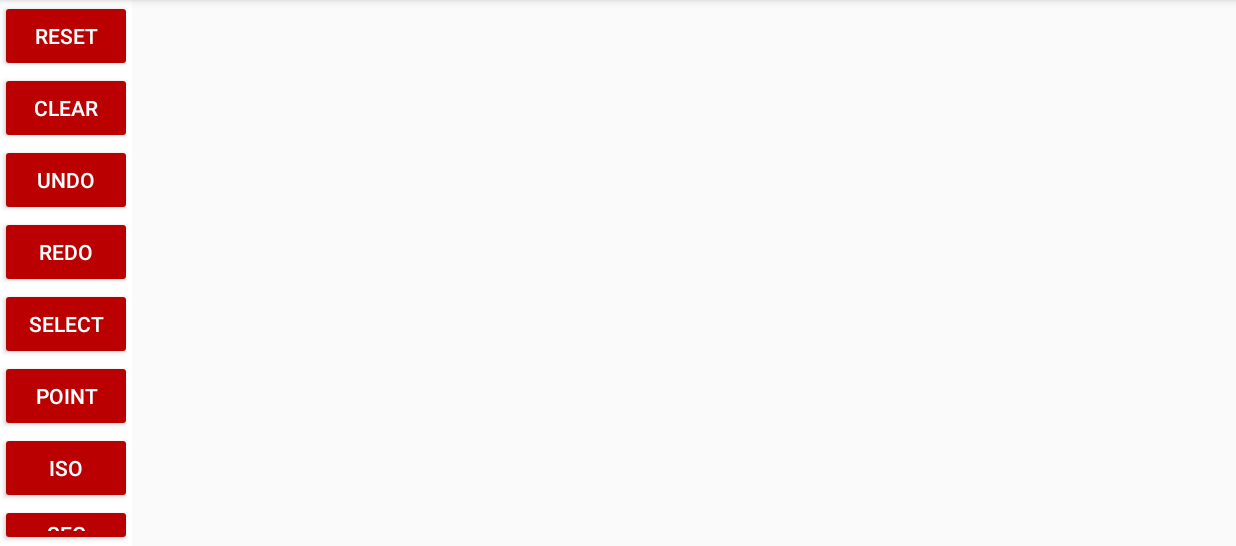
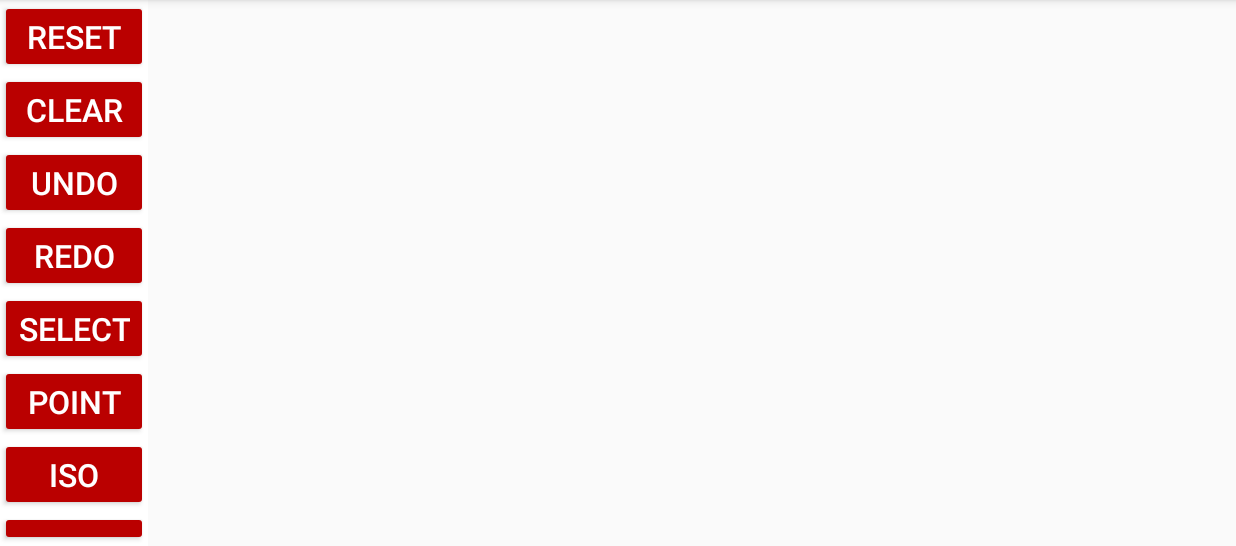
Before and after one commit to LeonorS/VectorDrawing, an Android app: the VectorDrawing screen opened directly, with no data from a screen before it, on a phone screen of 824 x 412 dp (held sideways), the part 72-618 px from its top. Run offline under Robolectric (Android 15) with nearby library versions, the phone set to English and light mode, and no system bars.

Commit message:
text and button styles

```diff
--- a/app/src/main/res/layout/activity_main.xml
+++ b/app/src/main/res/layout/activity_main.xml
@@ -15,17 +15,19 @@
         android:layout_width="match_parent"
         android:layout_height="wrap_content"
         android:text="Welcome !!!"
-        android:textAlignment="center" />
+        android:textAlignment="center"
+        android:textAppearance="@style/MyDefaultTextAppearance" />
 
     <TextView
         android:layout_width="match_parent"
         android:layout_height="wrap_content"
         android:text="Let's measure your touch on the screen."
-        android:textAlignment="center" />
+        android:textAlignment="center"
+        android:textAppearance="@style/MyDefaultTextAppearance" />
 
     <Button
         android:id="@+id/start_btn"
-        style="@style/Widget.AppCompat.Button.Colored"
+        style="@style/ColoredButton"
         android:layout_width="wrap_content"
         android:layout_height="wrap_content"
         android:layout_gravity="center_horizontal"
--- a/app/src/main/res/layout/activity_personalization.xml
+++ b/app/src/main/res/layout/activity_personalization.xml
@@ -27,18 +27,20 @@
         <TextView
             android:layout_width="match_parent"
             android:layout_height="wrap_content"
-            android:textAlignment="center" />
+            android:textAlignment="textStart"
+            android:textAppearance="@style/MyDefaultTextAppearance" />
 
         <TextView
             android:id="@+id/text"
             android:layout_width="match_parent"
             android:layout_height="wrap_content"
             android:text="Move the figures by touching them and slide your finger on the screen."
-            android:textAlignment="center" />
+            android:textAlignment="center"
+            android:textAppearance="@style/MyDefaultTextAppearance" />
 
         <Button
             android:id="@+id/ctn_btn"
-            style="@style/Widget.AppCompat.Button.Colored"
+            style="@style/ColoredButton"
             android:layout_width="wrap_content"
             android:layout_height="wrap_content"
             android:layout_gravity="center_horizontal"
--- a/app/src/main/res/layout/activity_vector_drawing.xml
+++ b/app/src/main/res/layout/activity_vector_drawing.xml
@@ -13,66 +13,66 @@
 
         <Button
             android:id="@+id/cleanBtn"
-            android:layout_width="wrap_content"
+            style="@style/ColoredButton"
+            android:layout_width="match_parent"
             android:layout_height="wrap_content"
-            style="@style/Widget.AppCompat.Button.Colored"
-            android:text="reset"/>
+            android:text="reset" />
 
         <Button
             android:id="@+id/clearBtn"
-            android:layout_width="wrap_content"
+            style="@style/ColoredButton"
+            android:layout_width="match_parent"
             android:layout_height="wrap_content"
-            style="@style/Widget.AppCompat.Button.Colored"
-            android:text="clear"/>
+            android:text="clear" />
 
         <Button
             android:id="@+id/undoBtn"
-            android:layout_width="wrap_content"
+            style="@style/ColoredButton"
+            android:layout_width="match_parent"
             android:layout_height="wrap_content"
-            style="@style/Widget.AppCompat.Button.Colored"
-            android:text="undo"/>
+            android:text="undo" />
 
         <Button
             android:id="@+id/redoBtn"
-            android:layout_width="wrap_content"
+            style="@style/ColoredButton"
+            android:layout_width="match_parent"
             android:layout_height="wrap_content"
-            style="@style/Widget.AppCompat.Button.Colored"
-            android:text="redo"/>
+            android:text="redo" />
 
         <Button
             android:id="@+id/selectBtn"
+            style="@style/ColoredButton"
             android:layout_width="wrap_content"
             android:layout_height="wrap_content"
-            style="@style/Widget.AppCompat.Button.Colored"
-            android:text="select"/>
+            android:text="select" />
 
         <Button
             android:id="@+id/pointBtn"
-            android:layout_width="wrap_content"
+            style="@style/ColoredButton"
+            android:layout_width="match_parent"
             android:layout_height="wrap_content"
-            style="@style/Widget.AppCompat.Button.Colored"
-            android:text="point"/>
+            android:text="point" />
 
         <Button
             android:id="@+id/isoBtn"
-            android:layout_width="wrap_content"
+            style="@style/ColoredButton"
+            android:layout_width="match_parent"
             android:layout_height="wrap_content"
-            style="@style/Widget.AppCompat.Button.Colored"
-            android:text="iso"/>
+            android:text="iso" />
 
         <Button
             android:id="@+id/segBtn"
-            android:layout_width="wrap_content"
+            style="@style/ColoredButton"
+            android:layout_width="match_parent"
             android:layout_height="wrap_content"
-            style="@style/Widget.AppCompat.Button.Colored"
-            android:text="seg"/>
+            android:text="seg" />
 
         <Button
             android:id="@+id/lineBtn"
-            android:layout_width="wrap_content"
+            style="@style/ColoredButton"
+            android:layout_width="match_parent"
             android:layout_height="wrap_content"
-            style="@style/Widget.AppCompat.Button.Colored"
-            android:text="Line"/>
+            android:text="Line" />
 
     </LinearLayout>
 
--- a/app/src/main/res/values/styles.xml
+++ b/app/src/main/res/values/styles.xml
@@ -6,12 +6,13 @@
         <item name="android:windowBackground">@drawable/splash</item>
         <item name="colorPrimary">@color/colorPrimary</item>
         <item name="colorPrimaryDark">@color/colorPrimaryDark</item>
-        <item name="colorAccent">@color/colorAccent</item>
+        <item name="colorAccent">@color/colorPrimary</item>
         <item name="android:textColorPrimary">@android:color/primary_text_dark</item>
         <item name="android:textColorPrimaryInverse">@android:color/primary_text_light</item>
         <item name="android:textColorSecondary">@android:color/secondary_text_dark</item>
         <item name="android:textColorSecondaryInverse">@android:color/secondary_text_light</item>
         <item name="android:buttonStyle">@style/ColoredButton</item>
+        <item name="android:textAppearance">@style/MyDefaultTextAppearance</item>
     </style>
 
 
@@ -21,10 +22,18 @@
         <item name="colorPrimary">@color/colorPrimary</item>
         <item name="colorPrimaryDark">@color/colorPrimaryDark</item>
         <item name="colorAccent">@color/colorPrimary</item>
+        <item name="android:buttonStyle">@style/ColoredButton</item>
+        <item name="android:textAppearance">@style/MyDefaultTextAppearance</item>
     </style>
 
     <style name="ColoredButton" parent="@style/Widget.AppCompat.Button.Colored">
-        <item name="android:colorButtonNormal">#2196f3</item>
+        <item name="android:colorButtonNormal">@color/colorPrimaryDark</item>
+        <item name="android:textSize">21sp</item>
+    </style>
+
+    <style name="MyDefaultTextAppearance" parent="@android:style/TextAppearance">
+        <item name="android:textSize">17sp</item>
+        <item name="android:textColor">#000000</item>
     </style>
 
 </resources>
```
